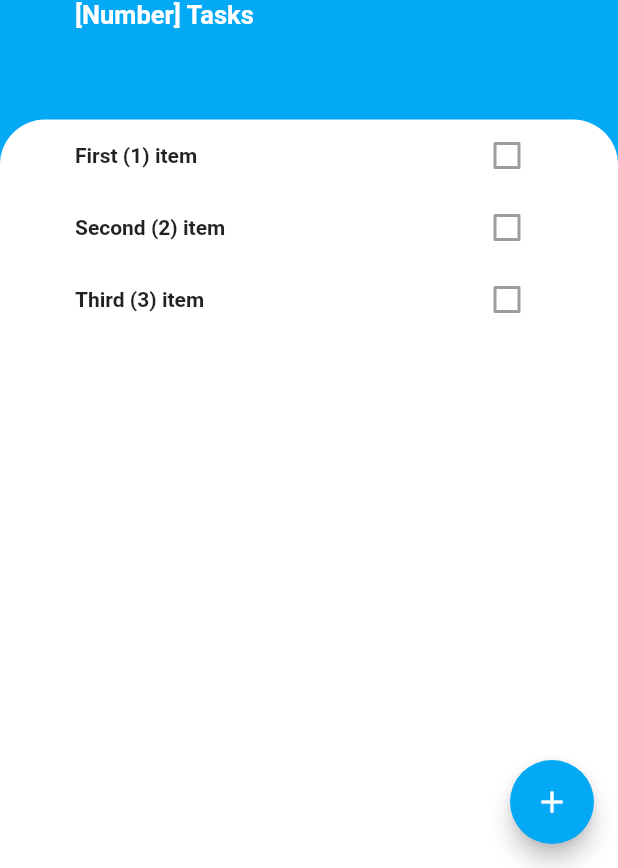
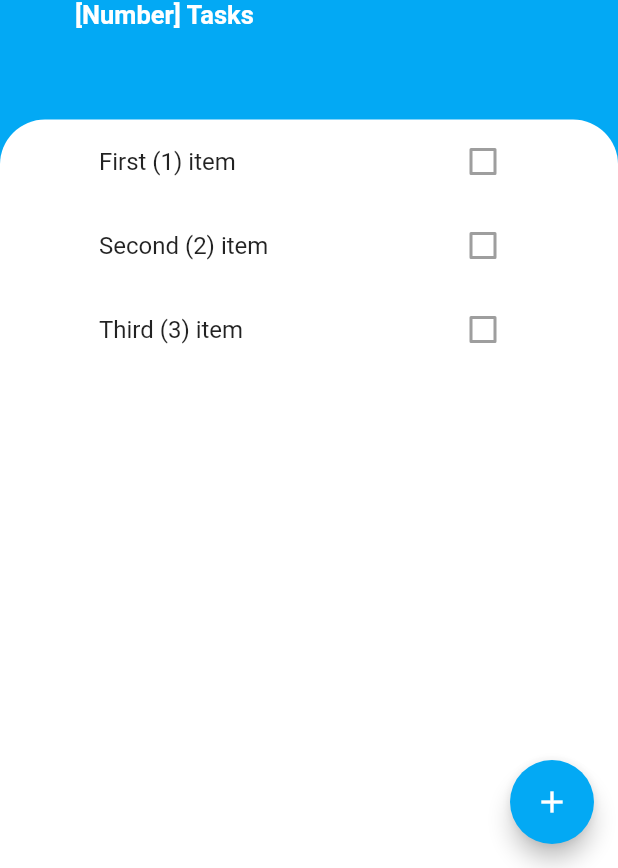
Before and after one commit to stefaniamak/flutter_course, a Flutter app: the screen it shows after launch, on a phone screen of 412 x 824 dp, the part 368-1236 px from its top. Run offline on Flutter 3.47's test engine with Material 2 defaults, Android fonts, the phone set to English and light mode, and no system bars; our stand-ins replace animated_text_kit, audioplayers, cloud_firestore, firebase_auth, firebase_core, flutter_spinkit and 4 more; accounts and stored records are empty.

Commit message:
chore(todoey): refactored ListView and ListTile to new classes

```diff
--- a/todoey_flutter/lib/screens/tasks_screen.dart
+++ b/todoey_flutter/lib/screens/tasks_screen.dart
@@ -1,12 +1,7 @@
 import 'package:flutter/material.dart';
+import 'package:todoey_flutter/widgets/task_list.dart';
 
 class TasksScreen extends StatelessWidget {
-  List<ListItemWithBox> itemList = [
-    ListItemWithBox(text: 'First (1) item'),
-    ListItemWithBox(text: 'Second (2) item'),
-    ListItemWithBox(text: 'Third (3) item'),
-  ];
-
   @override
   Widget build(BuildContext context) {
     return Scaffold(
@@ -65,9 +60,7 @@ class TasksScreen extends StatelessWidget {
                   color: Colors.white,
                   borderRadius:
                       BorderRadius.vertical(top: Radius.circular(30.0))),
-              child: ListView(
-                children: itemList,
-              ),
+              child: TaskList(),
             ),
           )
         ],
@@ -75,23 +68,3 @@ class TasksScreen extends StatelessWidget {
     );
   }
 }
-
-class ListItemWithBox extends StatelessWidget {
-  const ListItemWithBox({this.text});
-
-  final String text;
-
-  @override
-  Widget build(BuildContext context) {
-    return Row(
-      mainAxisAlignment: MainAxisAlignment.spaceBetween,
-      children: [
-        Text(
-          text,
-          style: TextStyle(fontWeight: FontWeight.w700),
-        ),
-        Checkbox(value: false, onChanged: null),
-      ],
-    );
-  }
-}
--- /dev/null
+++ b/todoey_flutter/lib/widgets/task_list.dart
@@ -0,0 +1,17 @@
+import 'package:flutter/material.dart';
+import 'task_tile.dart';
+
+const List<ListItemWithBox> itemList = [
+  ListItemWithBox(text: 'First (1) item'),
+  ListItemWithBox(text: 'Second (2) item'),
+  ListItemWithBox(text: 'Third (3) item'),
+];
+
+class TaskList extends StatelessWidget {
+  @override
+  Widget build(BuildContext context) {
+    return ListView(
+      children: itemList,
+    );
+  }
+}
--- /dev/null
+++ b/todoey_flutter/lib/widgets/task_tile.dart
@@ -0,0 +1,15 @@
+import 'package:flutter/material.dart';
+
+class ListItemWithBox extends StatelessWidget {
+  const ListItemWithBox({this.text});
+
+  final String text;
+
+  @override
+  Widget build(BuildContext context) {
+    return ListTile(
+      title: Text(text),
+      trailing: Checkbox(value: false),
+    );
+  }
+}
```
